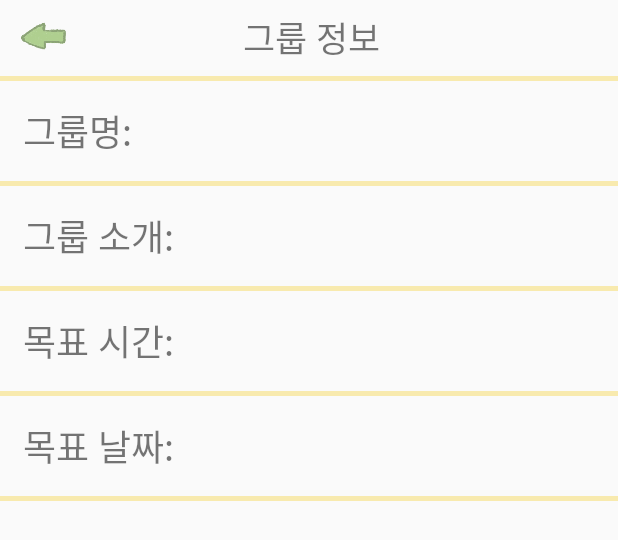
After one commit to hjs2632/CAP_Together, an Android app: the layout group_setting.xml on its own in the app's theme, with its tools: preview values and no code run, on a phone screen of 412 x 824 dp. The commit adds this screen. Shown: the top 540 px of the screen. Run offline under Robolectric (Android 15) with nearby library versions, the phone set to English and light mode, and no system bars.

Commit message:
그룹정보 상세보기

```diff
--- a/app/src/main/AndroidManifest.xml
+++ b/app/src/main/AndroidManifest.xml
@@ -27,6 +27,7 @@
         <activity android:name=".Calendar.Calendar_note" android:label="일정관리"/>
         <activity android:name=".Focus_study" android:label="집중모드"/>
         <activity android:name=".Group.Together_Customlist" android:label="그룹 커스텀 리스트뷰"/>
+        <activity android:name=".Group.Group_setting" android:label="그룹 내용 설정"/>
         <activity android:name=".FdActivity"
             android:screenOrientation="landscape"
             android:configChanges="keyboardHidden|orientation"
--- /dev/null
+++ b/app/src/main/res/layout/group_setting.xml
@@ -0,0 +1,123 @@
+<?xml version="1.0" encoding="utf-8"?>
+<LinearLayout
+    xmlns:android="http://schemas.android.com/apk/res/android" android:layout_width="match_parent"
+    android:layout_height="match_parent"
+    android:orientation="vertical">
+
+    <LinearLayout
+        android:layout_width="match_parent"
+        android:layout_height="wrap_content"
+        android:orientation="horizontal">
+
+        <!--뒤로가기 이미지 버튼-->
+        <ImageButton
+            android:layout_width="50dp"
+            android:layout_height="50dp"
+            android:background="@drawable/back"
+            android:id="@+id/back"
+            android:layout_marginLeft="5dp"/>
+
+        //그룹명
+        <TextView
+            android:gravity="center"
+            android:layout_width="293dp"
+            android:layout_height="40dp"
+            android:layout_margin="5dp"
+            android:text="그룹 정보"
+            android:textSize="23dp"/>
+    </LinearLayout>
+    <LinearLayout
+        android:layout_width="match_parent"
+        android:layout_height="3dp"
+        android:background="@color/Yellow"></LinearLayout>
+
+    <LinearLayout
+        android:layout_width="match_parent"
+        android:layout_height="wrap_content"
+        android:orientation="vertical">
+        <TextView
+            android:layout_width="match_parent"
+            android:layout_height="wrap_content"
+            android:layout_margin="15dp"
+            android:layout_gravity="center"
+            android:text="그룹명: "
+            android:id="@+id/gname"
+            android:textSize="24dp"></TextView>
+
+        <LinearLayout
+            android:layout_width="match_parent"
+            android:layout_height="3dp"
+            android:background="@color/Yellow"></LinearLayout>
+
+    </LinearLayout>
+    <LinearLayout
+        android:layout_width="match_parent"
+        android:layout_height="wrap_content"
+        android:orientation="vertical">
+        <TextView
+            android:layout_width="match_parent"
+            android:layout_height="wrap_content"
+            android:layout_margin="15dp"
+            android:layout_gravity="center"
+            android:text="그룹 소개: "
+            android:id="@+id/gintro"
+            android:textSize="24dp"></TextView>
+
+        <LinearLayout
+            android:layout_width="match_parent"
+            android:layout_height="3dp"
+            android:background="@color/Yellow"></LinearLayout>
+
+    </LinearLayout>
+
+    <LinearLayout
+        android:layout_width="match_parent"
+        android:layout_height="wrap_content"
+        android:orientation="vertical">
+    <TextView
+        android:layout_width="match_parent"
+        android:layout_height="wrap_content"
+        android:layout_margin="15dp"
+        android:layout_gravity="center"
+        android:text="목표 시간: "
+        android:id="@+id/goaltime"
+        android:textSize="24dp"></TextView>
+
+        <LinearLayout
+            android:layout_width="match_parent"
+            android:layout_height="3dp"
+            android:background="@color/Yellow"></LinearLayout>
+
+    </LinearLayout>
+
+    <LinearLayout
+        android:layout_width="match_parent"
+        android:layout_height="wrap_content"
+        android:orientation="vertical">
+        <TextView
+            android:layout_width="match_parent"
+            android:layout_height="wrap_content"
+            android:layout_margin="15dp"
+            android:layout_gravity="center"
+            android:text="목표 날짜: "
+            android:id="@+id/gdate"
+            android:textSize="24dp"></TextView>
+
+        <LinearLayout
+            android:layout_width="match_parent"
+            android:layout_height="3dp"
+            android:background="@color/Yellow"></LinearLayout>
+
+    </LinearLayout>
+
+    <Button
+        android:layout_width="match_parent"
+        android:layout_height="60dp"
+        android:text="수정하기"
+        android:textSize="20dp"
+        android:id="@+id/guse"
+        android:visibility="invisible"></Button>
+
+
+
+</LinearLayout>
--- a/app/src/main/res/layout/look_group.xml
+++ b/app/src/main/res/layout/look_group.xml
@@ -34,9 +34,10 @@
             android:text="그룹명"
             android:textSize="20dp"/>
 
-        <LinearLayout
+        <ImageButton
             android:layout_width="50dp"
-            android:layout_height="50dp"/>
+            android:layout_height="50dp"
+            android:id="@+id/setting"/>
     </LinearLayout>
 
         //그룹 공지사항
```
Also changed, not shown: app/src/main/java/com/example/together/Group/Group_setting.java (added, +109 -0 lines), app/src/main/java/com/example/together/Group/look_group.java (+13 -1 lines).
